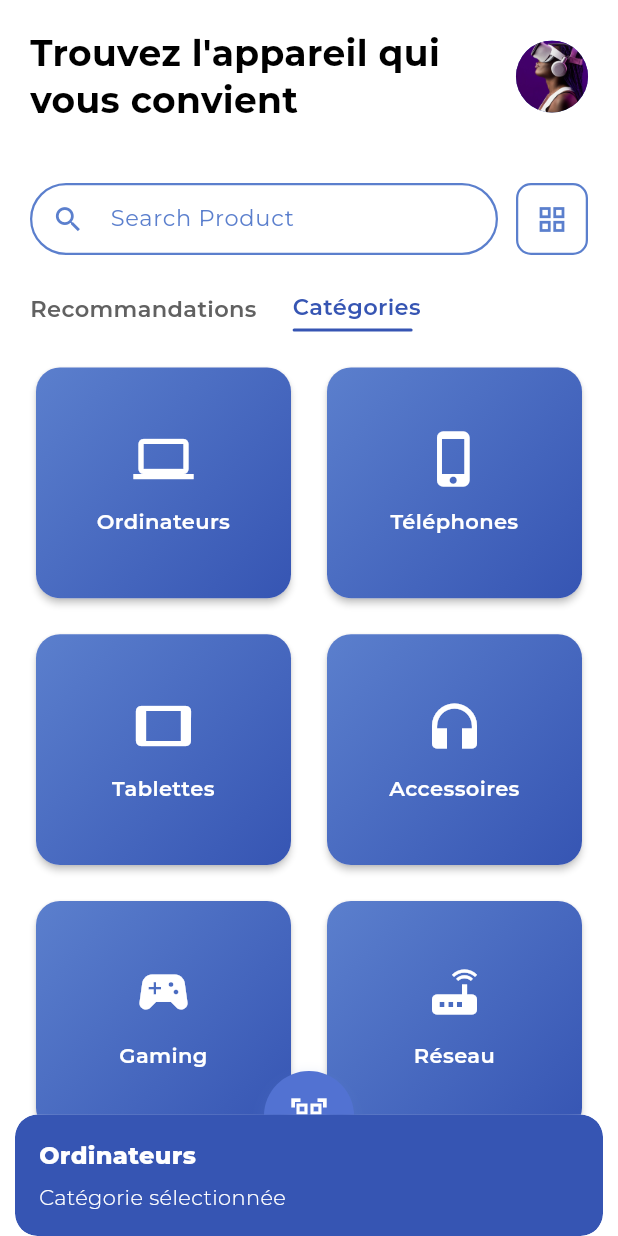
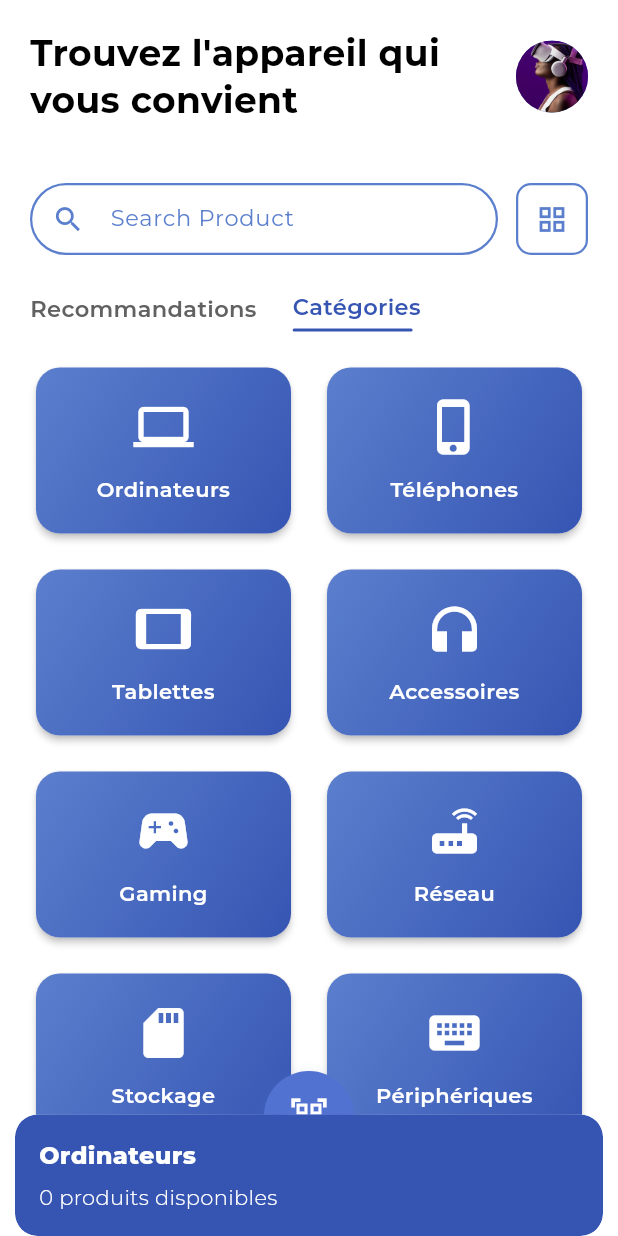
Before and after one commit to IFRI-DevMobile/e-tech, a Flutter app: the ProductHomePage screen opened by its route, after a tap on "Catégories", after a tap on "Ordinateurs", on a phone screen of 412 x 824 dp. Run offline on Flutter 3.47's test engine with Material 3 defaults, Android fonts, the phone set to English and light mode, and no system bars; our stand-ins replace dio, get, google_fonts; network calls fail.

Commit message:
Fix: Correction des imports Product et Category

```diff
--- /dev/null
+++ b/front/lib/domain/models/category_model.dart
@@ -0,0 +1,34 @@
+import 'product_model.dart';
+
+class Category {
+  final int id;
+  final String name;
+  final String? icon;
+  final List<Product>? products;
+
+  Category({
+    required this.id,
+    required this.name,
+    this.icon,
+    this.products,
+  });
+
+  factory Category.fromJson(Map<String, dynamic> json) {
+    return Category(
+      id: json['id'] ?? 0,
+      name: json['name'] ?? 'Sans nom',
+      icon: json['icon'],
+      products: json['products'] != null
+          ? List<Product>.from(
+              json['products'].map((x) => Product.fromJson(x)))
+          : null,
+    );
+  }
+
+  Map<String, dynamic> toJson() => {
+        'id': id,
+        'name': name,
+        'icon': icon,
+        'products': products?.map((x) => x.toJson()).toList(),
+      };
+}
--- a/front/lib/domain/models/product.dart
+++ /dev/null
@@ -1,36 +0,0 @@
-/*class Product {
-  // Caractéristiques du produit
-  final String id;              // Identifiant unique
-  final String name;            // Nom : "Smart Watch"
-  final double rating;          // Note : 5.0
-  final int reviewCount;        // Nombre d'avis : 7932
-  final String description;     // Description
-  final double price;           // Prix actuel : 160.00
-  final double? oldPrice;       // Ancien prix : 162.99 (optionnel)
-  final List<String> sizes;     // Tailles : ["S", "M", "L", "XL"]
-  final List<String> colors;    // Couleurs : ["Noir", "Bleu"]
-  final List<String> imageUrls; // URLs des images
-
-  // Constructeur
-  Product({
-    required this.id,
-    required this.name,
-    required this.rating,
-    required this.reviewCount,
-    required this.description,
-    required this.price,
-    this.oldPrice,
-    required this.sizes,
-    required this.colors,
-    required this.imageUrls,
-  });
-
-  // Méthode pour vérifier s'il y a une promo
-  bool get hasDiscount => oldPrice != null && oldPrice! > price;
-
-  // Calculer le pourcentage de réduction
-  double get discountPercentage {
-    if (!hasDiscount) return 0;
-    return ((oldPrice! - price) / oldPrice! * 100).roundToDouble();
-  }
-}*/
--- /dev/null
+++ b/front/lib/domain/models/product_model.dart
@@ -0,0 +1,73 @@
+class Product {
+  final int id;
+  final String name;
+  final String description;
+  final double price;
+  final int stock;
+  final String imageUrl;
+  final int categoryId;
+  final bool isFavorite;
+  final bool isNew;
+
+  Product({
+    required this.id,
+    required this.name,
+    required this.description,
+    required this.price,
+    required this.stock,
+    required this.imageUrl,
+    required this.categoryId,
+    this.isFavorite = false,
+    this.isNew = false,
+  });
+
+  factory Product.fromJson(Map<String, dynamic> json) {
+    return Product(
+      id: json['id'] ?? 0,
+      name: json['name'] ?? 'Sans nom',
+      description: json['description'] ?? '',
+      price: (json['price'] is int)
+          ? (json['price'] as int).toDouble()
+          : (json['price'] as num?)?.toDouble() ?? 0.0,
+      stock: json['stock'] ?? 0,
+      categoryId: json['category'] ?? 0,
+      imageUrl: json['image_url'] ?? 'assets/images/placeholder.png',
+      isNew: json['is_new'] ?? false,
+    );
+  }
+
+  Map<String, dynamic> toJson() => {
+        'id': id,
+        'name': name,
+        'description': description,
+        'price': price,
+        'stock': stock,
+        'image_url': imageUrl,
+        'category': categoryId,
+        'is_new': isNew,
+      };
+
+  Product copyWith({
+    int? id,
+    String? name,
+    String? description,
+    double? price,
+    int? stock,
+    String? imageUrl,
+    int? categoryId,
+    bool? isFavorite,
+    bool? isNew,
+  }) {
+    return Product(
+      id: id ?? this.id,
+      name: name ?? this.name,
+      description: description ?? this.description,
+      price: price ?? this.price,
+      stock: stock ?? this.stock,
+      imageUrl: imageUrl ?? this.imageUrl,
+      categoryId: categoryId ?? this.categoryId,
+      isFavorite: isFavorite ?? this.isFavorite,
+      isNew: isNew ?? this.isNew,
+    );
+  }
+}
--- a/front/lib/presentation/pages/product_home/product_home_controller.dart
+++ b/front/lib/presentation/pages/product_home/product_home_controller.dart
@@ -1,5 +1,7 @@
 import 'package:flutter/material.dart';
 import 'package:get/get.dart';
+import '../../../../domain/models/category_model.dart';
+import '../../../../domain/models/product_model.dart';
 import '../api_service/store_repository.dart';
 
 class ProductHomeController extends GetxController {
@@ -12,7 +14,7 @@ class ProductHomeController extends GetxController {
 
   // Listes observables
   final products = <Product>[].obs;
-  final categories = <Map<String, dynamic>>[].obs;
+  final categories = <Category>[].obs;
 
   @override
   void onInit() {
@@ -52,16 +54,63 @@ class ProductHomeController extends GetxController {
     _loadCategories();
   }
 
-  void _loadCategories() {
+  Future<void> _loadCategories() async {
+    try {
+      isLoading.value = true;
+      final response = await repository.getCategories();
+
+      if (response.statusCode == 200) {
+        final List<dynamic> rawData = response.data;
+        final List<Category> loadedCategories = [];
+
+        // Créer une map pour regrouper les produits par catégorie
+        final Map<int, List<Product>> productsByCategory = {};
+
+        // Remplir la map avec les produits existants
+        for (var product in products) {
+          if (!productsByCategory.containsKey(product.categoryId)) {
+            productsByCategory[product.categoryId] = [];
+          }
+          productsByCategory[product.categoryId]!.add(product);
+        }
+
+        // Créer les catégories avec leurs produits associés
+        for (var categoryData in rawData) {
+          final category = Category(
+            id: categoryData['id'] ?? 0,
+            name: categoryData['name'] ?? 'Sans nom',
+            icon: categoryData['icon'],
+            products: productsByCategory[categoryData['id']] ?? [],
+          );
+          loadedCategories.add(category);
+        }
+
+        categories.assignAll(loadedCategories);
+      }
+    } catch (e) {
+      Get.snackbar(
+        'Erreur',
+        'Impossible de charger les catégories : $e',
+        duration: const Duration(seconds: 5),
+        snackPosition: SnackPosition.BOTTOM,
+      );
+      // En cas d'erreur, charger des catégories par défaut
+      _loadDefaultCategories();
+    } finally {
+      isLoading.value = false;
+    }
+  }
+
+  void _loadDefaultCategories() {
     categories.assignAll([
-      {'id': 1, 'name': 'Ordinateurs', 'icon': Icons.computer},
-      {'id': 2, 'name': 'Téléphones', 'icon': Icons.phone_iphone},
-      {'id': 3, 'name': 'Tablettes', 'icon': Icons.tablet},
-      {'id': 4, 'name': 'Accessoires', 'icon': Icons.headphones},
-      {'id': 5, 'name': 'Gaming', 'icon': Icons.sports_esports},
-      {'id': 6, 'name': 'Réseau', 'icon': Icons.router},
-      {'id': 7, 'name': 'Stockage', 'icon': Icons.sd_storage},
-      {'id': 8, 'name': 'Périphériques', 'icon': Icons.keyboard},
+      Category(id: 1, name: 'Ordinateurs', icon: 'computer'),
+      Category(id: 2, name: 'Téléphones', icon: 'phone_iphone'),
+      Category(id: 3, name: 'Tablettes', icon: 'tablet'),
+      Category(id: 4, name: 'Accessoires', icon: 'headphones'),
+      Category(id: 5, name: 'Gaming', icon: 'sports_esports'),
+      Category(id: 6, name: 'Réseau', icon: 'router'),
+      Category(id: 7, name: 'Stockage', icon: 'sd_storage'),
+      Category(id: 8, name: 'Périphériques', icon: 'keyboard'),
     ]);
   }
 
@@ -120,71 +169,6 @@ class ProductHomeController extends GetxController {
   }
 }
 
-// Modèle Product
-class Product {
-  final int id;
-  final String name;
-  final String description;
-  final double price;
-  final int stock;
-  final String image_url;
-  final int category;
-  final bool isFavorite;
-  final bool isNew;
-
-  Product({
-    required this.id,
-    required this.name,
-    required this.description,
-    required this.stock,
-    required this.price,
-    required this.category,
-    required this.image_url,
-    this.isFavorite = false,
-    this.isNew = false,
-  });
-
-  factory Product.fromJson(Map<String, dynamic> json) {
-    return Product(
-      id: json['id'] ?? 0,
-      name: json['name'] ?? 'Produit sans nom',
-      description: json['description'] ?? '',
-      // On s'assure que le prix est un double même si l'API envoie un int
-      price: double.tryParse(json['price'].toString()) ?? 0.0,
-      stock: json['stock'] ?? 0,
-      category: json['category'] ?? 0,
-      // Valeur par défaut si l'image est nulle
-      image_url:
-          json['image_url'] ?? 'assets/images/Products/produit_montre.jpg',
-      isNew: json['isNew'] ?? false,
-    );
-  }
-
-  Product copyWith({
-    int? id,
-    String? name,
-    String? description,
-    double? price,
-    int? stock,
-    int? categoryId,
-    bool? isFavorite,
-    bool? isNew,
-    String? image_url,
-  }) {
-    return Product(
-      id: id ?? this.id,
-      name: name ?? this.name,
-      price: price ?? this.price,
-      description: description ?? this.description,
-      isFavorite: isFavorite ?? this.isFavorite,
-      isNew: isNew ?? this.isNew,
-      image_url: image_url ?? 'assets/images/Products/produit_montre.jpg',
-      stock: stock ?? this.stock,
-      category: category ?? this.category,
-    );
-  }
-}
-
 // Binding
 class ProductHomeBinding extends Bindings {
   @override
--- a/front/lib/presentation/pages/product_home/product_home_page.dart
+++ b/front/lib/presentation/pages/product_home/product_home_page.dart
@@ -1,5 +1,7 @@
 import 'package:flutter/material.dart';
 import 'package:get/get.dart';
+import '../../../../domain/models/category_model.dart';
+import '../../../../domain/models/product_model.dart';
 import 'product_home_controller.dart';
 
 class ProductHomePage extends GetView<ProductHomeController> {
@@ -25,7 +27,10 @@ class ProductHomePage extends GetView<ProductHomeController> {
                       const SizedBox(height: 24),
                       _buildTabs(),
                       const SizedBox(height: 20),
-                      _buildProductsGrid(),
+                      Obx(() => controller.selectedTab.value == 'Recommandations'
+                          ? _buildProductsGrid()
+                          : _buildCategoriesGrid(),
+                      ),
                       const SizedBox(height: 100),
                     ],
                   ),
@@ -173,7 +178,54 @@ class ProductHomePage extends GetView<ProductHomeController> {
     );
   }
 
-  Widget _buildCategoryCard(Map<String, dynamic> category) {
+  Widget _buildCategoriesGrid() {
+    return Obx(() {
+      if (controller.isLoading.value) {
+        return const Center(child: CircularProgressIndicator());
+      }
+
+      if (controller.categories.isEmpty) {
+        return const Center(
+          child: Text('Aucune catégorie disponible'),
+        );
+      }
+
+      return GridView.builder(
+        shrinkWrap: true,
+        physics: const NeverScrollableScrollPhysics(),
+        gridDelegate: const SliverGridDelegateWithFixedCrossAxisCount(
+          crossAxisCount: 2,
+          childAspectRatio: 1.5,
+          crossAxisSpacing: 16,
+          mainAxisSpacing: 16,
+        ),
+        itemCount: controller.categories.length,
+        itemBuilder: (context, index) {
+          final category = controller.categories[index];
+          return _buildCategoryCard(category);
+        },
+      );
+    });
+  }
+
+  Widget _buildCategoryCard(Category category) {
+    // Définir une map pour mapper les noms d'icônes aux icônes Flutter
+    final iconMap = <String, IconData>{
+      'computer': Icons.computer,
+      'phone_iphone': Icons.phone_iphone,
+      'tablet': Icons.tablet,
+      'headphones': Icons.headphones,
+      'sports_esports': Icons.sports_esports,
+      'router': Icons.router,
+      'sd_storage': Icons.sd_storage,
+      'keyboard': Icons.keyboard,
+    };
+
+    // Obtenir l'icône correspondante ou une icône par défaut
+    final icon = category.icon != null && iconMap.containsKey(category.icon)
+        ? iconMap[category.icon]!
+        : Icons.category;
+
     return Card(
       elevation: 2,
       shape: RoundedRectangleBorder(
@@ -183,8 +235,8 @@ class ProductHomePage extends GetView<ProductHomeController> {
         onTap: () {
           // Action lors du clic sur une catégorie
           Get.snackbar(
-            category['name'],
-            'Catégorie sélectionnée',
+            category.name,
+            '${category.products?.length ?? 0} produits disponibles',
             snackPosition: SnackPosition.BOTTOM,
             backgroundColor: const Color(0xFF3655B3),
             colorText: Colors.white,
@@ -205,13 +257,13 @@ class ProductHomePage extends GetView<ProductHomeController> {
             mainAxisAlignment: MainAxisAlignment.center,
             children: [
               Icon(
-                category['icon'] as IconData? ?? Icons.category,
+                icon,
                 size: 40,
                 color: Colors.white,
               ),
               const SizedBox(height: 12),
               Text(
-                category['name'] as String? ?? 'Catégorie',
+                category.name,
                 style: const TextStyle(
                   fontWeight: FontWeight.w600,
                   fontSize: 14,
@@ -295,12 +347,12 @@ class ProductHomePage extends GetView<ProductHomeController> {
                   children: [
                     // Image du produit centrée
                     Center(
-                      child: product.image_url.isNotEmpty
+                      child: product.imageUrl.isNotEmpty
                           ? ClipRRect(
                               borderRadius: BorderRadius.circular(12),
                               child: Image.network(
                                 // Utilise network pour les API
-                                product.image_url,
+                                product.imageUrl,
                                 width: double.infinity,
                                 height: double.infinity,
                                 fit: BoxFit.cover,
```
